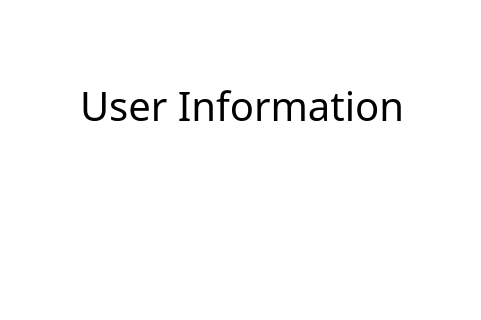
Qt form NewWindowChur/adminuser.ui (jandrealyn/LibraryQtSystem) before a commit; both pictures show x 150 to 631 and y 0 to 320 of the 800 by 560 pixel window.
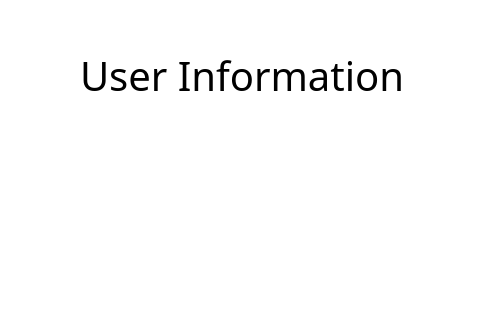
The same form after that commit.

Diff of the .ui file:
```diff
--- a/NewWindowChur/adminuser.ui
+++ b/NewWindowChur/adminuser.ui
@@ -55,7 +55,7 @@
     <property name="geometry">
      <rect>
       <x>230</x>
-      <y>70</y>
+      <y>40</y>
       <width>321</width>
       <height>71</height>
      </rect>
@@ -115,10 +115,10 @@
    <widget class="QTableWidget" name="adminUser">
     <property name="geometry">
      <rect>
-      <x>100</x>
-      <y>170</y>
-      <width>581</width>
-      <height>351</height>
+      <x>70</x>
+      <y>140</y>
+      <width>641</width>
+      <height>371</height>
      </rect>
     </property>
    </widget>
```
Left out of the diff: 2 changed lines with no effect on the pictures.
